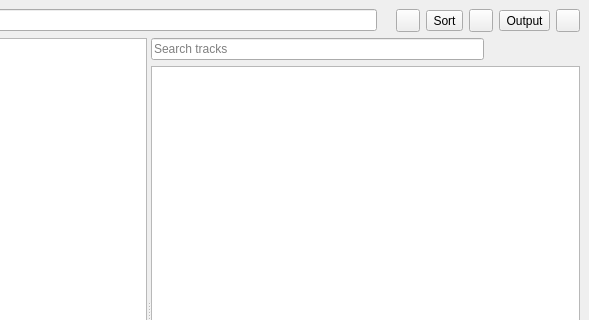
Old version of the form app/mainwindow.ui in the repository justjump/mpz; both pictures show x 289 to 878 and y 0 to 320 of the 878 by 612 pixel window.
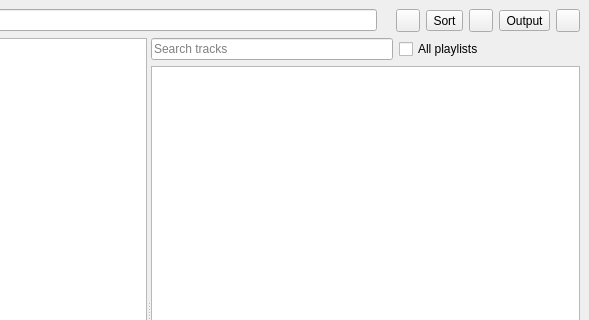
New version of the form. Custom widgets are drawn as their Qt base class.

Commit message:
search across all playlists from the track search field
An "All playlists" checkbox next to the search field lists the matches from
every playlist in a popup below it, each labelled with the playlist it belongs
to. Arrow keys move through the hits, Enter or a click jumps to that playlist
and selects the track. Empty or unchecked leaves the popup hidden, and the
in-playlist filter keeps working as before.

What changed in the file:
```diff
--- a/app/mainwindow.ui
+++ b/app/mainwindow.ui
@@ -191,7 +191,7 @@
       <widget class="QWidget" name="layoutWidget_2">
        <layout class="QVBoxLayout" name="verticalLayout_3" stretch="0,1,0">
         <item>
-         <layout class="QHBoxLayout" name="horizontalLayout_4" stretch="1,0">
+         <layout class="QHBoxLayout" name="horizontalLayout_4" stretch="1,0,0">
           <item>
            <widget class="QLineEdit" name="tableViewSearch">
             <property name="toolTip">
@@ -205,6 +205,16 @@
             </property>
            </widget>
           </item>
+          <item>
+           <widget class="QCheckBox" name="searchAllPlaylists">
+            <property name="toolTip">
+             <string>Search every playlist, including the ones that are not open</string>
+            </property>
+            <property name="text">
+             <string>All playlists</string>
+            </property>
+           </widget>
+          </item>
           <item>
            <widget class="QLabel" name="tableViewSearchStatus">
             <property name="minimumSize">
```
The commit also changes 13 other files.
